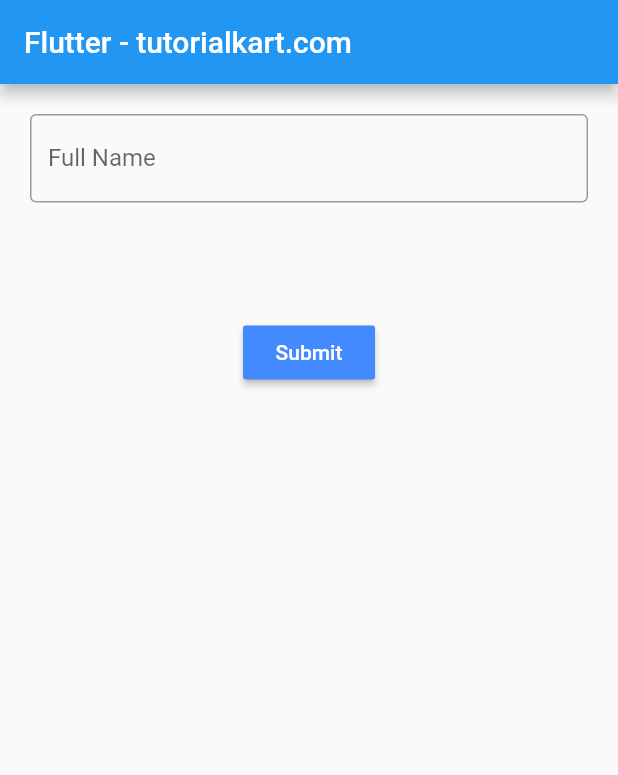
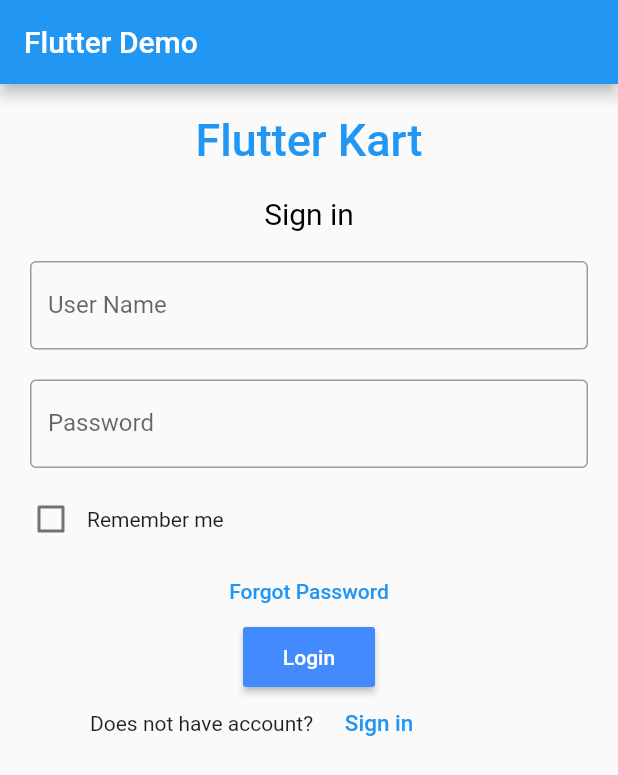
Before and after one commit to AfreenShaik1206/FlutterLearning, a Flutter app: the screen it shows after launch, on a phone screen of 412 x 824 dp. Shown: the top 775 px of the screen. Run offline on Flutter 3.47's test engine with Material 2 defaults, Android fonts, the phone set to English and light mode, and no system bars.

Commit message:
login page

```diff
--- a/flutter_app/lib/main.dart
+++ b/flutter_app/lib/main.dart
@@ -1,6 +1,15 @@
 import 'package:flutter/material.dart';
+import './new_screen.dart';
 
-void main() => runApp(MyApp());
+void main() => runApp(MaterialApp(
+  initialRoute: '/',
+  routes: {
+    // When navigating to the "/" route, build the FirstScreen widget.
+    '/': (context) => MyApp(),
+    // When navigating to the "/second" route, build the SecondScreen widget.
+    '/second': (context) => new_screen(),
+  },
+));
 
 class MyApp extends StatefulWidget {
    // This widget is the root of your application.
@@ -17,28 +26,16 @@ class MyApp extends StatefulWidget {
   _MyAppState createState() => _MyAppState();
 }
 
-class SecondRoute extends StatelessWidget {
-   Widget build( BuildContext context) {
-      return Scaffold(
-      appBar: AppBar(
-        title: Text("Second Route"),
-      ),
-      body: Center(
-        child: RaisedButton(
-          onPressed: () {
-            Navigator.pop(context);
-            // Navigate back to first route when tapped.
-          },
-          child: Text('Go back!'),
-        ),
-      ),
-    );
-   }
-}
-
 class _MyAppState extends State<MyApp> {
   TextEditingController nameController = TextEditingController();
+  TextEditingController passwordController = TextEditingController();
   String fullName = '';
+  String password = '';
+  bool checkBoxValue = false;
+
+  AlertDialog dialog = AlertDialog(
+     content : Text('Hello World', style: TextStyle( fontSize: 30 ,))
+  );
 
   @override
   Widget build(BuildContext context) {
@@ -47,16 +44,37 @@ class _MyAppState extends State<MyApp> {
     return MaterialApp(
       home: Scaffold(
           appBar: AppBar(
-            title: Text('Flutter - tutorialkart.com'),
+            title: Text('Flutter Demo'),
           ),
           body: Center(child: Column(children: <Widget>[
             Container(
-                margin: EdgeInsets.all(20),
+                margin: EdgeInsets.all(10),
+                padding: EdgeInsets.all(10),
+                child: Text("Flutter Kart" ,
+                        style: TextStyle(
+                          color: Colors.blue,
+                          fontSize:  30,
+                          fontWeight: FontWeight.w500,
+                        )),
+            ),
+
+            Container(
+              margin: EdgeInsets.fromLTRB(20, 0, 20, 0),
+              child: Text("Sign in",
+                      style: TextStyle(
+                        color: Colors.black,
+                        fontSize: 20
+                      )
+              ),
+            ),
+            Container(
+                margin: EdgeInsets.fromLTRB(20, 20, 20, 0),
                 child: TextField(
                   controller: nameController,
                   decoration: InputDecoration(
                     border: OutlineInputBorder(),
-                    labelText: 'Full Name',
+                    labelText: 'User Name',
+
                   ),
                   onChanged: (text) {
                     setState(() {
@@ -67,30 +85,90 @@ class _MyAppState extends State<MyApp> {
                     });
                   },
                 )),
+
+                Container(
+                margin: EdgeInsets.fromLTRB(20, 20, 20, 0),
+                child: TextField(
+                  controller: passwordController,
+                  decoration: InputDecoration(
+                    border: OutlineInputBorder(),
+                    labelText: 'Password',
+                  ),
+                  onChanged: (text) {
+                    setState(() {
+                      password = text;
+                      //you can access nameController in its scope to get
+                      // the value of text entered as shown below
+                      //fullName = nameController.text;
+                    });
+                  },
+                ),
+
+                ),
+
+                Container (
+                  alignment: Alignment.centerLeft,
+                  padding: EdgeInsets.fromLTRB(10, 10, 10, 0),
+                  child: Row(
+                    children: <Widget>[
+                      new Checkbox(
+                        value: checkBoxValue,
+                        onChanged: (bool val) {
+                          setState(() {
+                            checkBoxValue = val;
+                          });
+                          Text('Remember me');
+                        }
+                      ),
+                      Text('Remember me'),
+                    ],
+                  ),
+                ),
+             FlatButton(
+               onPressed: () {
+                 showDialog(context: context, builder: (BuildContext context) => dialog);
+               },
+               child: Text('Forgot Password', style: TextStyle( color: Colors.blue )),
+              ),
             Container (
-              margin: EdgeInsets.all(20),
-              child : Text(fullName)
-            ),
-
-            Container (
-             child: new Column(
-              children: <Widget> [
-                new RaisedButton(
+              height: 40,
+              margin: EdgeInsets.fromLTRB(20, 0, 20, 0),
+              padding: EdgeInsets.fromLTRB(10, 0, 10, 0),
+              child : RaisedButton(
                 onPressed: (){
-                  // Navigator.push(
-                  //    context,
-                  //     new MaterialPageRoute(
-                  //    builder: (BuildContext context) =>
-                  //    SecondRoute()));
-                  Navigator.of(context).push(MaterialPageRoute(builder: (context) => SecondRoute()));
+                  // Navigator.pushNamed(context, new_screen());
+                  Navigator.push(
+                     context,
+                      new MaterialPageRoute(
+                     builder: (BuildContext context) =>
+                     new_screen()));
+                  // Navigator.of(context).push(MaterialPageRoute(builder: (context) => SecondRoute()));
                 },
                 textColor: Colors.white,
                 color: Colors.blueAccent,
-                padding: EdgeInsets.all(8),
-                child: Text("Submit"),
+                child: Text("Login"),
               ),
-             ]),
              ),
+
+             Container(
+               margin: EdgeInsets.fromLTRB(50, 0, 10, 0),
+               padding: EdgeInsets.fromLTRB(10, 0, 10, 0),
+               alignment: Alignment.center,
+               child: Row(
+                 children: <Widget>[
+                   Text("Does not have account?"),
+                   FlatButton(
+                     onPressed: null,
+                     child: Text('Sign in',
+                           style: TextStyle(
+                              fontSize: 15,
+                              color: Colors.blue
+                           ),
+                         )
+                   )
+                 ]
+               ),
+             )
           ]))),
     );
   }
@@ -99,6 +177,7 @@ class _MyAppState extends State<MyApp> {
 // class MyHomePage extends StatelessWidget {
 //    MyHomePage({Key key, this.title}) : super(key: key);
 //    final String title;
+
 
 //    @override
 //    Widget build(BuildContext context) {
```
Also changed, not shown: flutter_app/lib/new_screen.dart (added, +78 -0 lines).
